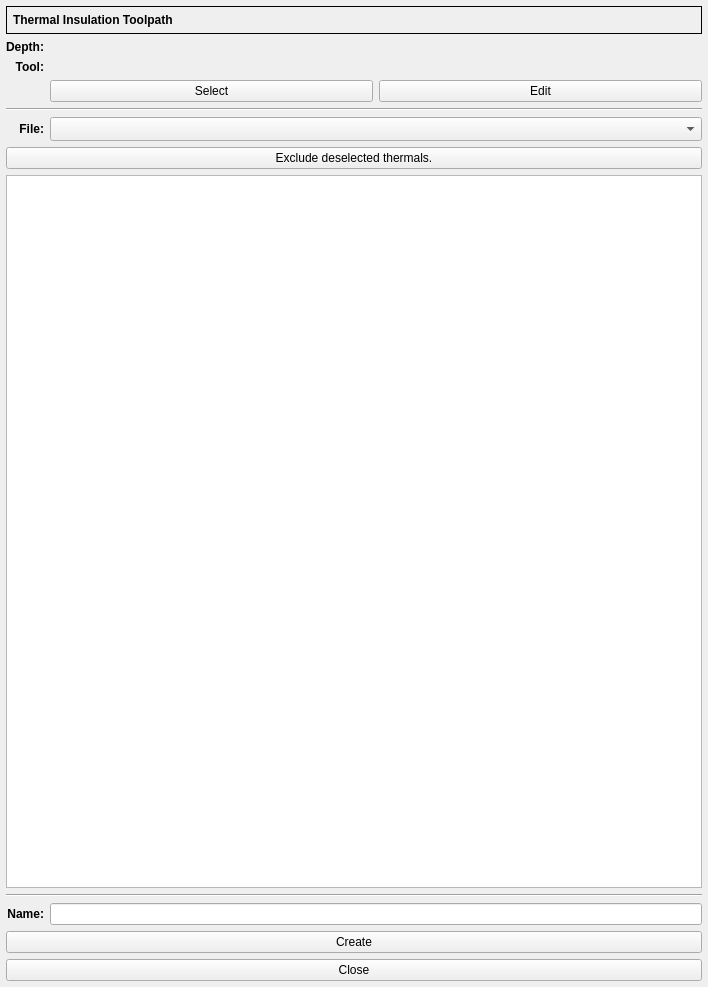
XRay3D/GERBER_X3, file G2G/forms/thermal/thermalform.ui: the form before one commit.
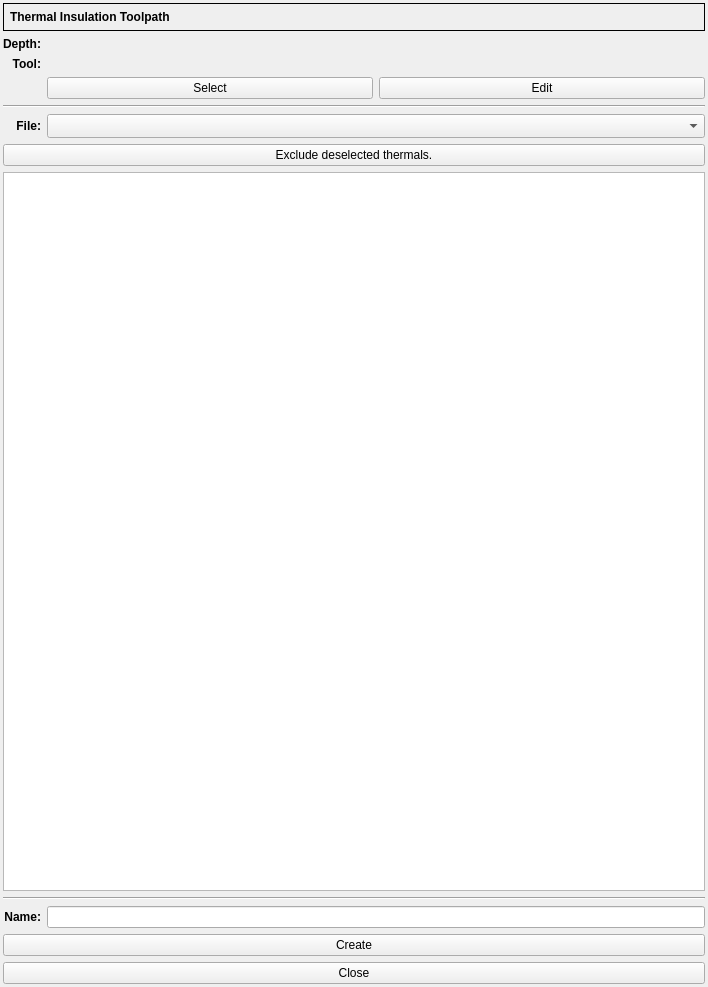
The form after the commit. Custom widgets are drawn as their Qt base class.

Diff of the .ui file:
```diff
--- a/G2G/forms/thermal/thermalform.ui
+++ b/G2G/forms/thermal/thermalform.ui
@@ -18,16 +18,16 @@
     <enum>QLayout::SetMinimumSize</enum>
    </property>
    <property name="leftMargin">
-    <number>6</number>
+    <number>3</number>
    </property>
    <property name="topMargin">
-    <number>6</number>
+    <number>3</number>
    </property>
    <property name="rightMargin">
-    <number>6</number>
+    <number>3</number>
    </property>
    <property name="bottomMargin">
-    <number>6</number>
+    <number>3</number>
    </property>
    <item row="6" column="0" colspan="2">
     <widget class="QPushButton" name="pbExclude">
```
